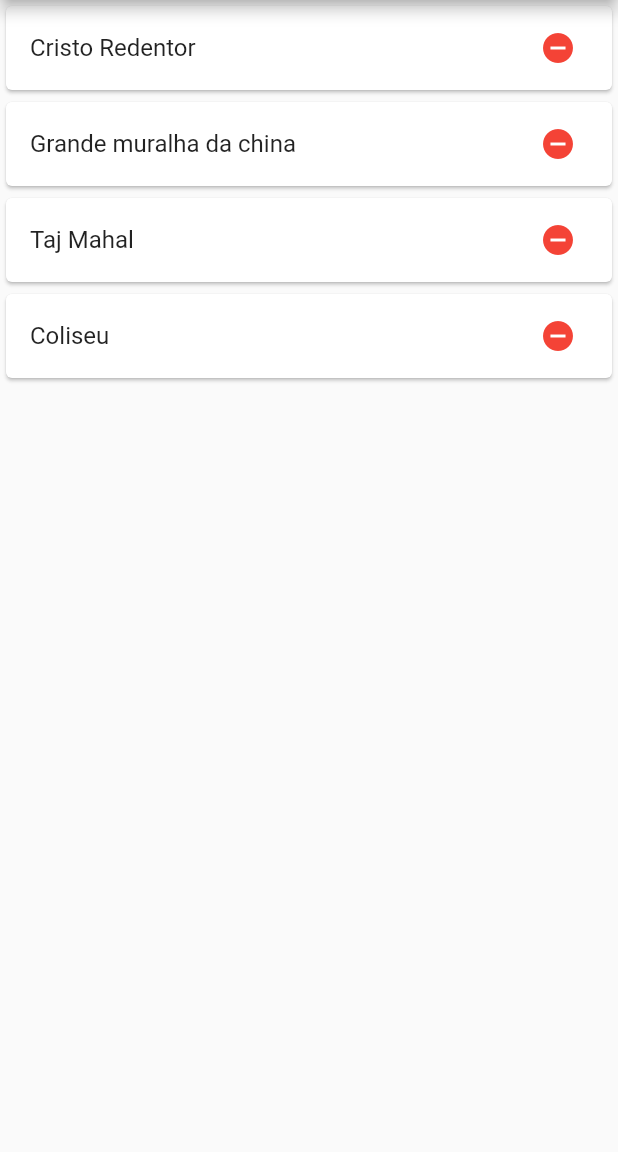
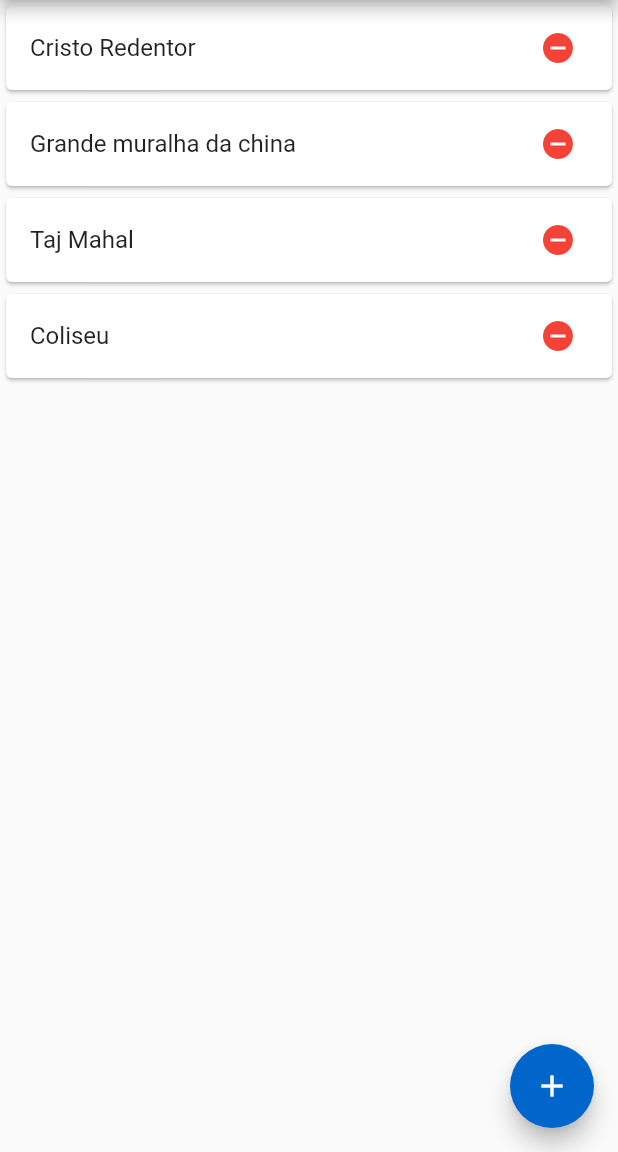
Before and after one commit to jrinovacao/minhas-viagens, a Flutter app: the screen it shows after launch, on a phone screen of 412 x 824 dp, the part 84-1236 px from its top. Run offline on Flutter 3.47's test engine with Material 2 defaults, Android fonts, the phone set to English and light mode, and no system bars.

Commit message:
add floating action button

```diff
--- a/lib/Home.dart
+++ b/lib/Home.dart
@@ -26,10 +26,21 @@ class _HomeState extends State<Home> {
 
   }
 
+  _adicionarLocal(){
+
+  }
+
   @override
   Widget build(BuildContext context) {
     return Scaffold(
       appBar: AppBar(title: Text("Minhas viagens"),),
+      floatingActionButton: FloatingActionButton(
+        child: Icon(Icons.add),
+        backgroundColor: Color(0xff0066cc),
+        onPressed: (){
+           _adicionarLocal();
+        },
+      ),
       body: Column(
         children: <Widget>[
           Expanded(
```
